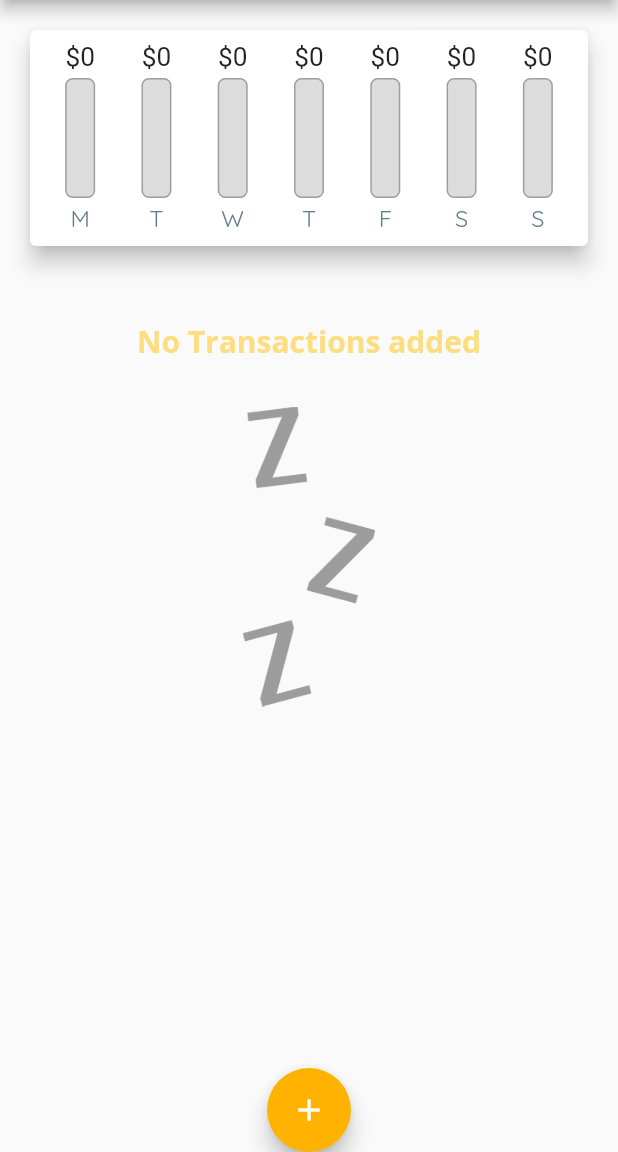
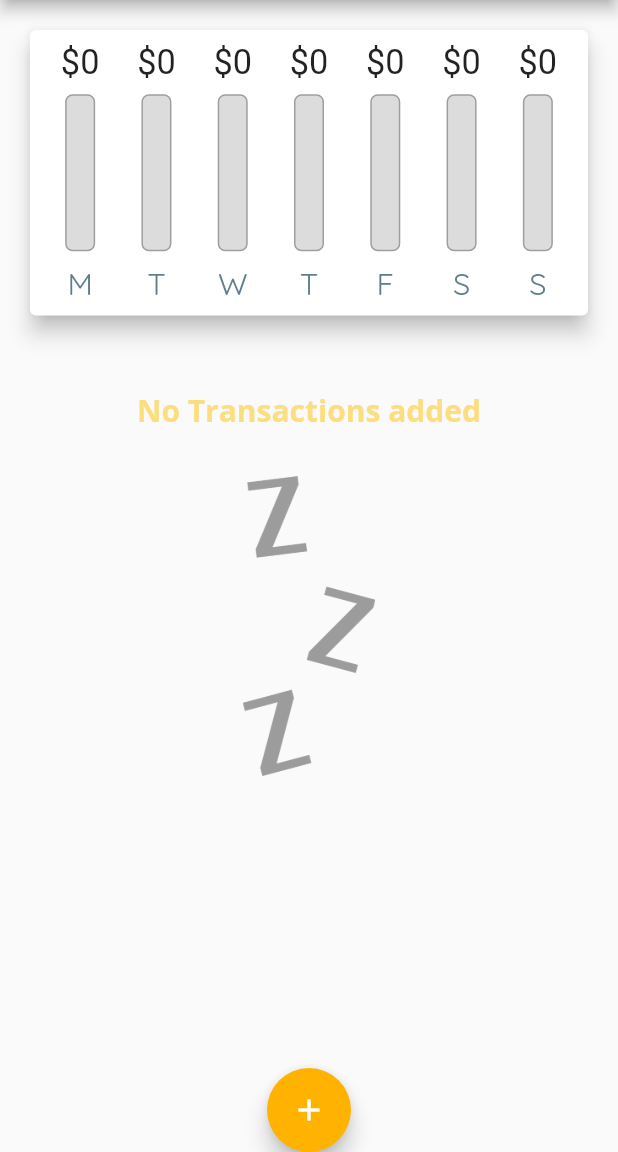
Before and after one commit to carlstep/max_expense_app_3, a Flutter app: the screen it shows after launch, on a phone screen of 412 x 824 dp, the part 84-1236 px from its top. Run offline on Flutter 3.47's test engine with Material 2 defaults, Android fonts, the light colour scheme and no system bars.

Commit message:
118-123 responsive & layoutbuilder

```diff
--- a/lib/main.dart
+++ b/lib/main.dart
@@ -136,8 +136,7 @@
 
   @override
   Widget build(BuildContext context) {
-    return Scaffold(
-      appBar: AppBar(
+    final appBar = AppBar(
       title: const Text(
         'Personal Expenses',
       ),
@@ -150,14 +149,28 @@
           ),
         ),
       ],
-      ),
+    );
+    return Scaffold(
+      appBar: appBar,
       body: SingleChildScrollView(
         child: Column(
           //mainAxisAlignment: MainAxisAlignment.start,
           crossAxisAlignment: CrossAxisAlignment.stretch,
           children: [
-            Chart(_recentTransactions),
-            TransactionList(_userTransactions, _deleteTransaction),
+            Container(
+              height: (MediaQuery.of(context).size.height -
+                      appBar.preferredSize.height -
+                      MediaQuery.of(context).padding.top) *
+                  0.3,
+              child: Chart(_recentTransactions),
+            ),
+            Container(
+              height: (MediaQuery.of(context).size.height -
+                      appBar.preferredSize.height -
+                      MediaQuery.of(context).padding.top) *
+                  0.7,
+              child: TransactionList(_userTransactions, _deleteTransaction),
+            ),
           ],
         ),
       ),
--- a/lib/widgets/chart_bar.dart
+++ b/lib/widgets/chart_bar.dart
@@ -13,10 +13,11 @@
 
   @override
   Widget build(BuildContext context) {
+    return LayoutBuilder(builder: (ctx, constraints) {
       return Column(
         children: [
           Container(
-          height: 20,
+            height: constraints.maxHeight * 0.15,
             child: FittedBox(
               child: Text(
                 '\$${spendingAmount.toStringAsFixed(0)}',
@@ -24,10 +25,10 @@
             ),
           ),
           SizedBox(
-          height: 4,
+            height: constraints.maxHeight * 0.05,
           ),
           Container(
-          height: 80,
+            height: constraints.maxHeight * 0.6,
             width: 20,
             child: Stack(
               children: [
@@ -54,10 +55,10 @@
             ),
           ),
           SizedBox(
-          height: 4,
+            height: constraints.maxHeight * 0.05,
           ),
           Container(
-          height: 20,
+            height: constraints.maxHeight * 0.15,
             child: FittedBox(
               child: Text(
                 label,
@@ -67,5 +68,6 @@
           ),
         ],
       );
+    });
   }
 }
--- a/lib/widgets/transaction_list.dart
+++ b/lib/widgets/transaction_list.dart
@@ -11,9 +11,7 @@
 
   @override
   Widget build(BuildContext context) {
-    return Container(
-      height: 400,
-      child: transactions.isEmpty
+    return transactions.isEmpty
         ? Opacity(
             opacity: 0.5,
             child: Column(
@@ -41,16 +39,14 @@
         : ListView.builder(
             itemBuilder: (ctx, index) {
               return Padding(
-                  padding:
-                      const EdgeInsets.symmetric(vertical: 0, horizontal: 8),
+                padding: const EdgeInsets.symmetric(vertical: 0, horizontal: 8),
                 child: Card(
                   elevation: 4,
                   margin: EdgeInsets.symmetric(vertical: 8, horizontal: 4),
                   child: ListTile(
                     leading: CircleAvatar(
                       radius: 30,
-                        backgroundColor:
-                            Theme.of(context).colorScheme.secondary,
+                      backgroundColor: Theme.of(context).colorScheme.secondary,
                       child: Padding(
                         padding: const EdgeInsets.all(4.0),
                         child: FittedBox(
@@ -79,7 +75,6 @@
               );
             },
             itemCount: transactions.length,
-            ),
           );
   }
 }
```
Lines whose indentation alone changed are shown as unchanged.
